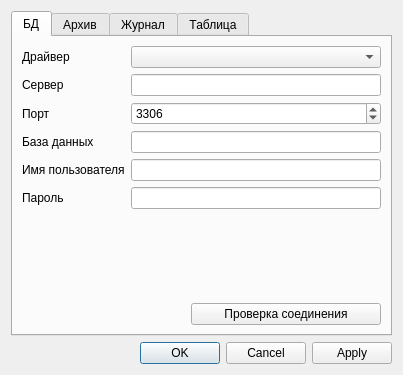
Old version of the form libs/DataWidgets/applicationsettingsdialog.ui in the repository voytoff/DataServerQt.
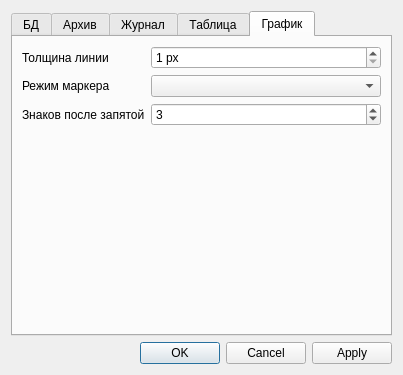
New version of the form. The open tabs and pages were chosen to show the change.

Patch:
```diff
--- a/libs/DataWidgets/applicationsettingsdialog.ui
+++ b/libs/DataWidgets/applicationsettingsdialog.ui
@@ -256,6 +256,73 @@
        </item>
       </layout>
      </widget>
+     <widget class="QWidget" name="chartPage">
+      <attribute name="title">
+       <string>График</string>
+      </attribute>
+      <layout class="QFormLayout" name="formLayout_5">
+       <item row="0" column="0">
+        <widget class="QLabel" name="labelLineWidth">
+         <property name="text">
+          <string>Толщина линии</string>
+         </property>
+        </widget>
+       </item>
+       <item row="0" column="1">
+        <widget class="QSpinBox" name="spinChartLineWidth">
+         <property name="suffix">
+          <string> px</string>
+         </property>
+         <property name="minimum">
+          <number>1</number>
+         </property>
+         <property name="maximum">
+          <number>3</number>
+         </property>
+        </widget>
+       </item>
+       <item row="1" column="0">
+        <widget class="QLabel" name="labelMarkerMode">
+         <property name="text">
+          <string>Режим маркера</string>
+         </property>
+        </widget>
+       </item>
+       <item row="1" column="1">
+        <widget class="QComboBox" name="comboMarkerMode"/>
+       </item>
+       <item row="2" column="0">
+        <widget class="QLabel" name="labelChartDecimals">
+         <property name="text">
+          <string>Знаков после запятой</string>
+         </property>
+        </widget>
+       </item>
+       <item row="2" column="1">
+        <widget class="QSpinBox" name="spinChartDecimals">
+         <property name="maximum">
+          <number>12</number>
+         </property>
+         <property name="value">
+          <number>3</number>
+         </property>
+        </widget>
+       </item>
+       <item row="3" column="1">
+        <spacer name="verticalSpacer_5">
+         <property name="orientation">
+          <enum>Qt::Orientation::Vertical</enum>
+         </property>
+         <property name="sizeHint" stdset="0">
+          <size>
+           <width>20</width>
+           <height>40</height>
+          </size>
+         </property>
+        </spacer>
+       </item>
+      </layout>
+     </widget>
     </widget>
    </item>
    <item>
```
